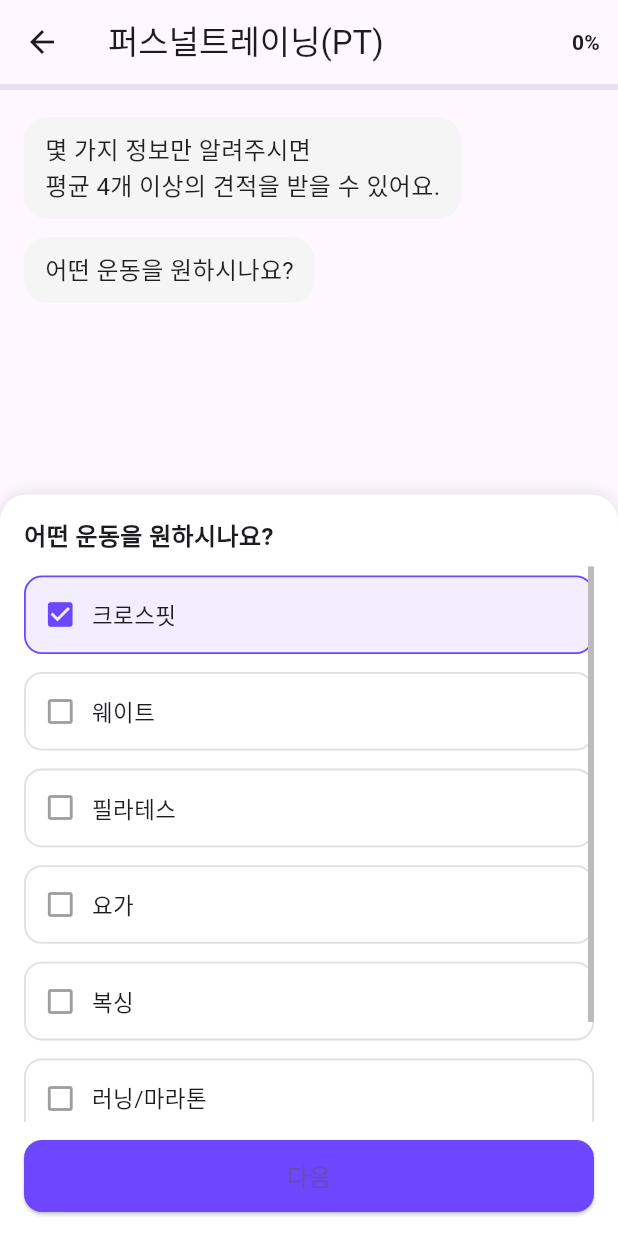
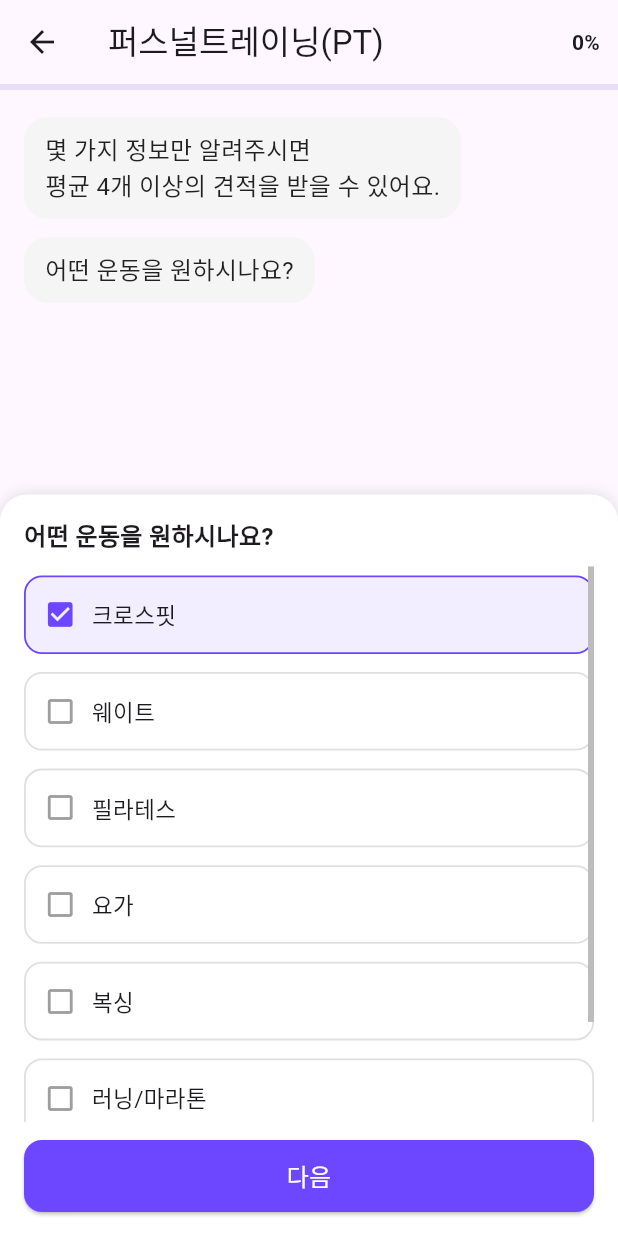
Before and after one commit to Fitmate-train/Frontend, a Flutter app: the LessonRequestScreen screen opened by its route, after a tap on "크로스핏", on a phone screen of 412 x 824 dp. Run offline on Flutter 3.47's test engine with Material 3 defaults, Android fonts, the phone set to English and light mode, and no system bars; our stand-ins replace carousel_slider; accounts and stored records are empty.

Commit message:
글자색 변경

```diff
--- a/lib/screens/lesson_request_screen.dart
+++ b/lib/screens/lesson_request_screen.dart
@@ -202,13 +202,17 @@ class _LessonRequestScreenState extends State<LessonRequestScreen> {
     // print(answers);
     showDialog(
       context: context,
+      barrierDismissible: false,
       builder:
           (_) => AlertDialog(
             title: const Text('요청 완료'),
             content: const Text('트레이너에게 요청이 전송되었습니다.'),
             actions: [
               TextButton(
-                onPressed: () => Navigator.pop(context),
+                onPressed: () {
+                  Navigator.pop(context); // AlertDialog 닫기
+                  Navigator.pop(context); // 현재 화면 닫기 (필요시)
+                },
                 child: const Text('확인'),
               ),
             ],
@@ -220,7 +224,21 @@ class _LessonRequestScreenState extends State<LessonRequestScreen> {
   Widget _buildBottomPanel() {
     if (stepIndex >= steps.length) {
       // 모든 단계 끝 → 요약 + 전송 버튼
-      return _SummaryPanel(answers: answers, onSubmit: _submitAll);
+      final maxHeight = MediaQuery.of(context).size.height * 0.60;
+      return SafeArea(
+        top: false,
+        child: Container(
+          constraints: BoxConstraints(maxHeight: maxHeight),
+          width: double.infinity,
+          decoration: const BoxDecoration(
+            color: Colors.white,
+            borderRadius: BorderRadius.vertical(top: Radius.circular(18)),
+            boxShadow: [BoxShadow(blurRadius: 8, color: Colors.black12)],
+          ),
+          padding: const EdgeInsets.fromLTRB(16, 16, 16, 16),
+          child: _SummaryPanel(answers: answers, onSubmit: _submitAll),
+        ),
+      );
     }
 
     final q = steps[stepIndex];
@@ -759,7 +777,10 @@ class _SummaryPanel extends StatelessWidget {
                     borderRadius: BorderRadius.circular(12),
                   ),
                 ),
-                child: const Text('수업 요청 보내기', style: TextStyle(fontSize: 16)),
+                child: const Text(
+                  '수업 요청 보내기',
+                  style: TextStyle(fontSize: 16, color: Colors.white),
+                ),
               ),
             ),
           ],
@@ -810,7 +831,13 @@ class _NextButton extends StatelessWidget {
             borderRadius: BorderRadius.circular(12),
           ),
         ),
-        child: const Text('다음', style: TextStyle(fontSize: 16)),
+        child: const Text(
+          '다음',
+          style: TextStyle(
+            fontSize: 16,
+            color: Colors.white, // 글자색 흰색
+          ),
+        ),
       ),
     );
   }
```
